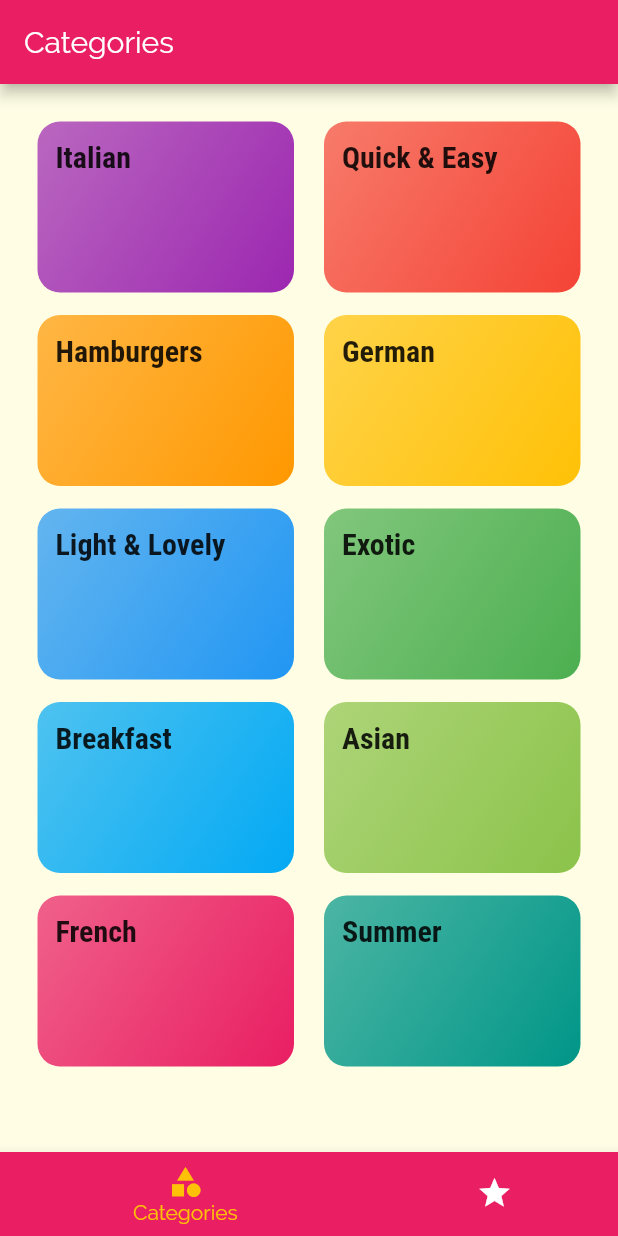
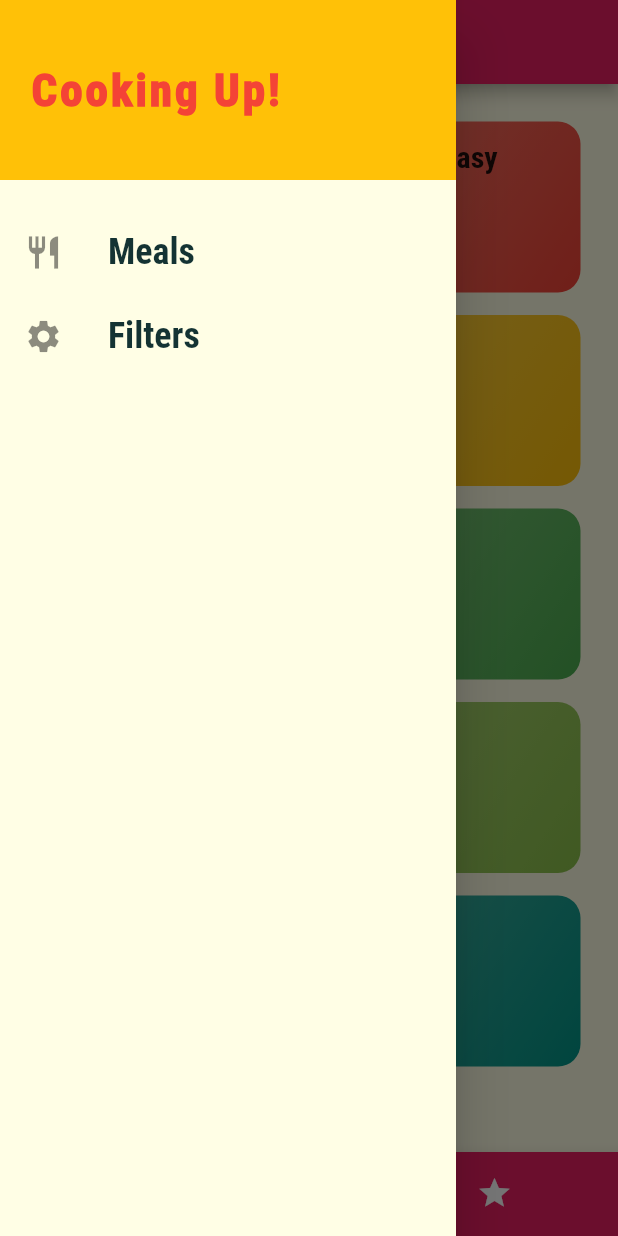
Before and after one commit to lordvidex/Meals-App, a Flutter app: the screen it shows after launch, with the side drawer open (before the commit the screen has no drawer), on a phone screen of 412 x 824 dp. Run offline on Flutter 3.47's test engine with Material 2 defaults, Android fonts, the phone set to English and light mode, and no system bars.

Commit message:
Drawers added and filters screen started

```diff
--- a/lib/main.dart
+++ b/lib/main.dart
@@ -1,10 +1,10 @@
-
 import 'package:flutter/material.dart';
 
 import './screens/category_meals_screen.dart';
 import './screens/category_meals_details_screen.dart';
 import './screens/error_page.dart';
 import './screens/tabs_screen.dart';
+import './screens/filters_screen.dart';
 
 void main() => runApp(MyApp());
 
@@ -13,7 +13,6 @@ class MyApp extends StatelessWidget {
   @override
   Widget build(BuildContext context) {
     return MaterialApp(
-
       debugShowCheckedModeBanner: false,
       title: 'Flutter Demo',
       theme: ThemeData(
@@ -38,12 +37,13 @@ class MyApp extends StatelessWidget {
 
       // home: CategoriesScreen(),
       routes: {
-        '/':(ctx)=>TabsScreen(),
-        CategoryDetails.routeName: (ctx)=>CategoryDetails(),
-        MealDetailsScreen.routeName:(ctx)=>MealDetailsScreen(),
+        '/': (ctx) => TabsScreen(),
+        CategoryDetails.routeName: (ctx) => CategoryDetails(),
+        MealDetailsScreen.routeName: (ctx) => MealDetailsScreen(),
+        FiltersScreen.routeName: (ctx) => FiltersScreen(),
       },
-      onUnknownRoute: (settings){
-        return MaterialPageRoute(builder: (context)=>ErrorPage());
+      onUnknownRoute: (settings) {
+        return MaterialPageRoute(builder: (context) => ErrorPage());
       },
     );
   }
--- /dev/null
+++ b/lib/screens/filters_screen.dart
@@ -0,0 +1,16 @@
+import 'package:flutter/material.dart';
+
+class FiltersScreen extends StatelessWidget {
+  static const routeName = '/filters';
+  @override
+  Widget build(BuildContext context) {
+    return Scaffold(
+      appBar: AppBar(
+        title: Text('Filters'),
+      ),
+      body: Center(
+        child: Text('Filters!'),
+      ),
+    );
+  }
+}
--- a/lib/screens/tabs_screen.dart
+++ b/lib/screens/tabs_screen.dart
@@ -2,6 +2,7 @@ import 'package:flutter/material.dart';
 
 import './categories_screen.dart';
 import './category_meals_favorites_screen.dart';
+import '../widgets/main_drawer.dart';
 
 class TabsScreen extends StatefulWidget {
   @override
@@ -28,6 +29,7 @@ class _TabsScreenState extends State<TabsScreen> {
   @override
   Widget build(BuildContext context) {
     return Scaffold(
+      drawer: MainDrawer(),
       appBar: AppBar(
         title: Text(_tabs[_currentIndex]['title']),
       ),
--- /dev/null
+++ b/lib/widgets/main_drawer.dart
@@ -0,0 +1,68 @@
+import 'package:flutter/material.dart';
+
+import '../screens/filters_screen.dart';
+
+class MainDrawer extends StatelessWidget {
+  Widget drawerItems(
+      String title, IconData icon, String routeName, BuildContext context) {
+    return ListTile(
+      leading: Icon(
+        icon,
+        size: 26,
+      ),
+      title: Text(
+        title,
+        style: TextStyle(
+          fontSize: 24,
+          fontFamily: 'RobotoCondensed',
+          fontWeight: FontWeight.bold,
+        ),
+      ),
+      onTap: () {
+        Navigator.of(context).pushNamed(routeName);
+      },
+    );
+  }
+
+  @override
+  Widget build(BuildContext context) {
+    return Drawer(
+      child: Column(
+        children: <Widget>[
+          Container(
+            color: Theme.of(context).accentColor,
+            child: Text(
+              'Cooking Up!',
+              style: TextStyle(
+                fontSize: 30,
+                color: Colors.red,
+                fontFamily: 'RobotoCondensed',
+                letterSpacing: 2,
+                fontWeight: FontWeight.w900,
+              ),
+            ),
+            width: double.infinity,
+            height: 120,
+            alignment: Alignment.centerLeft,
+            padding: EdgeInsets.all(20),
+          ),
+          SizedBox(
+            height: 20,
+          ),
+          drawerItems(
+            'Meals',
+            Icons.restaurant,
+            '/',
+            context,
+          ),
+          drawerItems(
+            'Filters',
+            Icons.settings,
+            FiltersScreen.routeName,
+            context,
+          ),
+        ],
+      ),
+    );
+  }
+}
```
